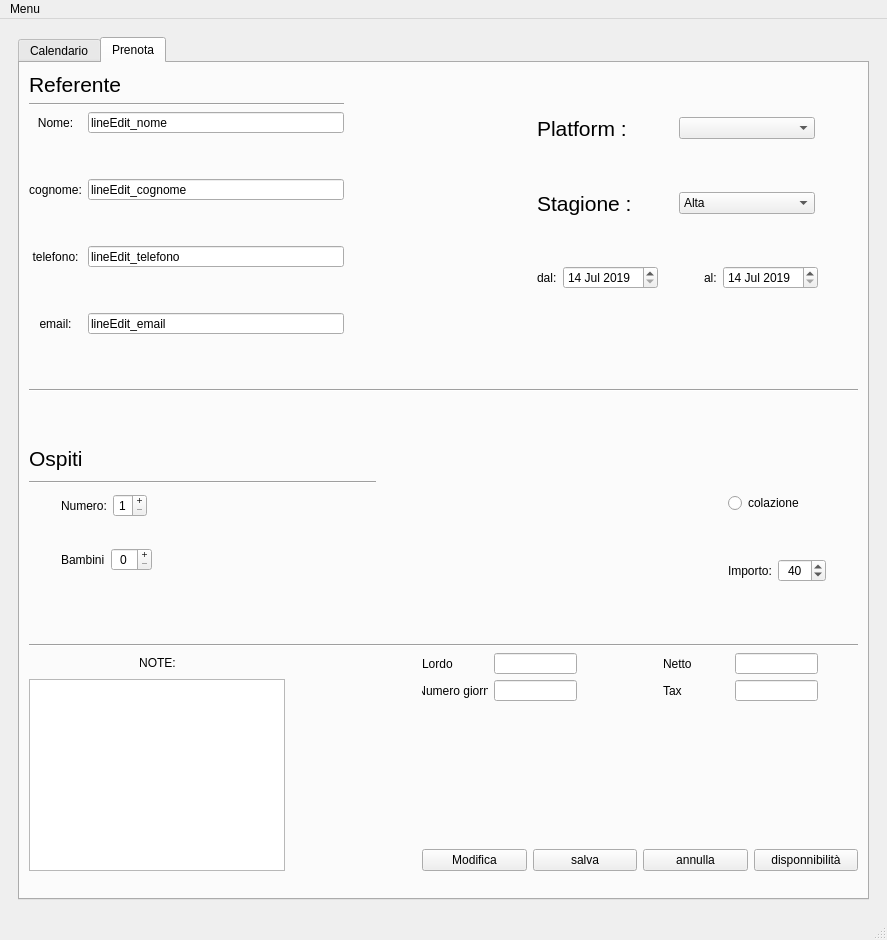
Qt form gui.ui (LucioPg/ErbaVento) before a commit.
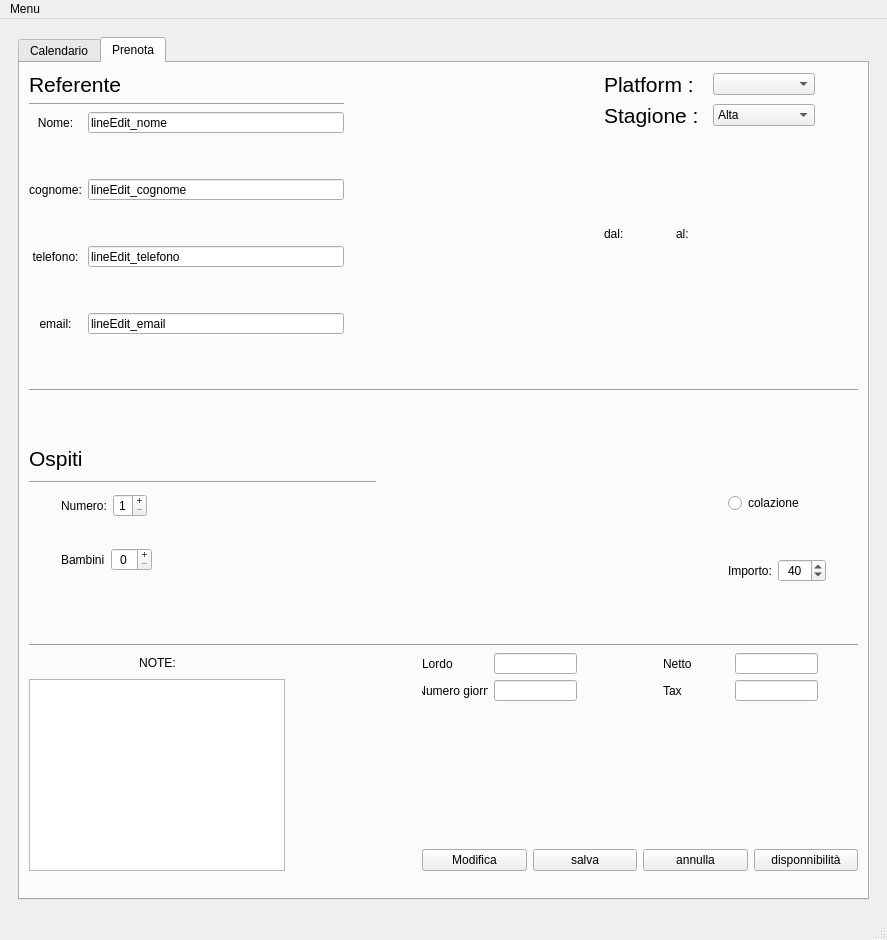
The same form after that commit. The open tabs and pages were chosen to show the change. Custom widgets are drawn as their Qt base class.

Patch:
```diff
--- a/gui.ui
+++ b/gui.ui
@@ -1801,25 +1801,7 @@
                    </widget>
                   </item>
                   <item>
-                   <widget class="MyDateEdit" name="dateEdit_dal">
-                    <property name="dateTime">
-                     <datetime>
-                      <hour>0</hour>
-                      <minute>0</minute>
-                      <second>0</second>
-                      <year>2019</year>
-                      <month>7</month>
-                      <day>14</day>
-                     </datetime>
-                    </property>
-                    <property name="minimumDate">
-                     <date>
-                      <year>2019</year>
-                      <month>7</month>
-                      <day>14</day>
-                     </date>
-                    </property>
-                   </widget>
+                   <widget class="QWidget" name="date_edit_dal_wid" native="true"/>
                   </item>
                   <item>
                    <spacer name="horizontalSpacer">
@@ -1848,28 +1830,7 @@
                    </widget>
                   </item>
                   <item>
-                   <widget class="MyDateEdit" name="dateEdit_al">
-                    <property name="dateTime">
-                     <datetime>
-                      <hour>0</hour>
-                      <minute>0</minute>
-                      <second>0</second>
-                      <year>2019</year>
-                      <month>7</month>
-                      <day>14</day>
-                     </datetime>
-                    </property>
-                    <property name="minimumDateTime">
-                     <datetime>
-                      <hour>0</hour>
-                      <minute>0</minute>
-                      <second>0</second>
-                      <year>2019</year>
-                      <month>7</month>
-                      <day>14</day>
-                     </datetime>
-                    </property>
-                   </widget>
+                   <widget class="QWidget" name="date_edit_al_wid" native="true"/>
                   </item>
                   <item>
                    <spacer name="horizontalSpacer_4">
@@ -1956,11 +1917,6 @@
    <extends>QLineEdit</extends>
    <header>kwidget.mylineEdit.mylineEdit</header>
   </customwidget>
-  <customwidget>
-   <class>MyDateEdit</class>
-   <extends>QDateEdit</extends>
-   <header location="global">kwidget.mydateedit.mydateedit</header>
-  </customwidget>
   <customwidget>
    <class>ColorButton</class>
    <extends>QPushButton</extends>
```
Left out of the diff: 6 changed lines with no effect on the pictures.
